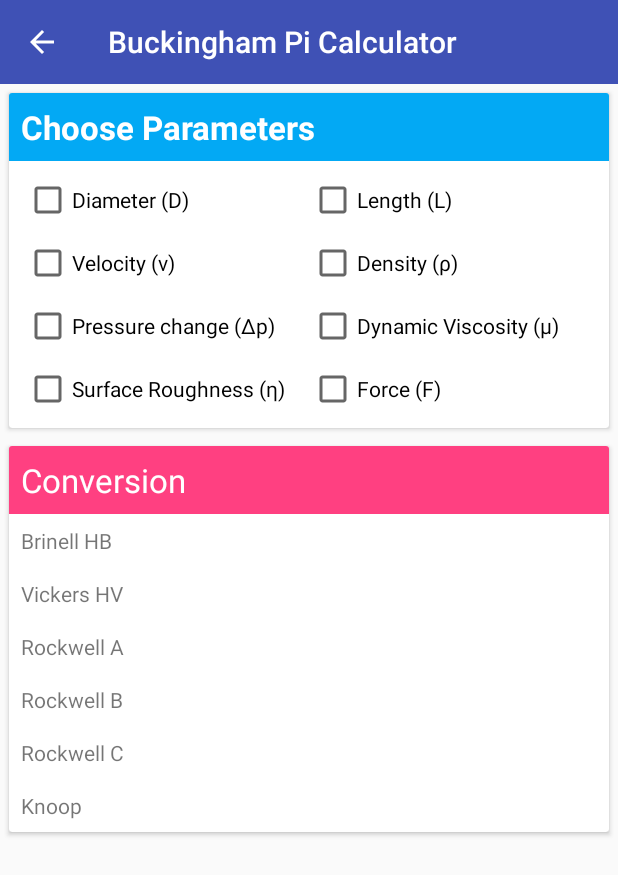
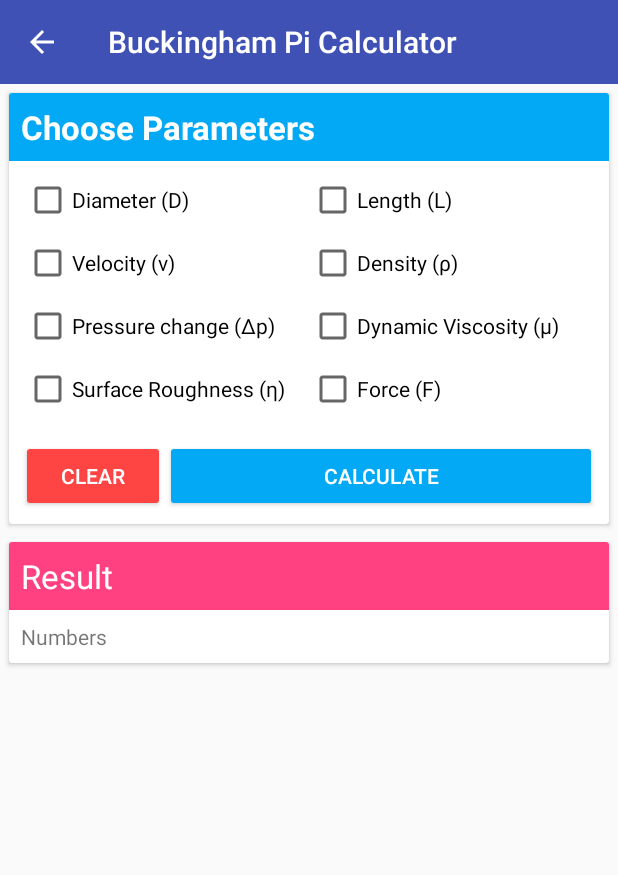
Before and after one commit to Kackerlacka/Mechie, an Android app: the ToolsPiCalculator screen opened directly, with no data from a screen before it, on a phone screen of 412 x 824 dp. Shown: the top 875 px of the screen. Run offline under Robolectric (Android 15) with nearby library versions, the phone set to English and light mode, and no system bars.

Commit message:
Updated Buckingham Pi Calculator

```diff
--- a/app/src/main/java/com/kackerlacka/mechie/MainConcepts.java
+++ b/app/src/main/java/com/kackerlacka/mechie/MainConcepts.java
@@ -28,7 +28,7 @@ public class MainConcepts extends Fragment {
         Picasso.get().load(R.drawable.chemistry).resize(600, 600).into(chemistry);
         Picasso.get().load(R.drawable.physics).resize(600, 600).into(physics);
         Picasso.get().load(R.drawable.thermal).resize(600, 600).into(thermalEngineering);
-        Picasso.get().load(R.drawable.equations).resize(600, 600).into(mathematics);
+        Picasso.get().load(R.drawable.mathematics).resize(600, 600).into(mathematics);
         return view;
 
     }
--- a/app/src/main/java/com/kackerlacka/mechie/MainTools.java
+++ b/app/src/main/java/com/kackerlacka/mechie/MainTools.java
@@ -27,7 +27,7 @@ public class MainTools extends Fragment  {
         Picasso.get().load(R.drawable.dimensionlessnumbers).resize(600, 600).into(dimensionlessCalculator);
         Picasso.get().load(R.drawable.pi).resize(600, 600).into(buckinghamPiCalulcator);
         Picasso.get().load(R.drawable.bolts).resize(600, 600).into(boltSizer);
-        Picasso.get().load(R.drawable.springs).resize(600,600).into(springDesigner);
+        Picasso.get().load(R.drawable.bolts).resize(600,600).into(springDesigner);
         return view;
 
     }
--- a/app/src/main/java/com/kackerlacka/mechie/SpringDesigner.java
+++ b/app/src/main/java/com/kackerlacka/mechie/SpringDesigner.java
@@ -1016,7 +1016,7 @@ public class SpringDesigner extends AppCompatActivity {
             input_extForce.setError("Enter a force value");
         }
 
-        double Fmax = (extForce/numberSprings) + (extLoad2/numberSprings);
+        double Fmax = (extForce/4) + (extLoad2/4);
 
         return Fmax;
     }
--- a/app/src/main/java/com/kackerlacka/mechie/ToolsPiCalculator.java
+++ b/app/src/main/java/com/kackerlacka/mechie/ToolsPiCalculator.java
@@ -4,17 +4,33 @@ import android.os.Bundle;
 import android.support.v4.content.ContextCompat;
 import android.support.v7.app.AppCompatActivity;
 import android.support.v7.widget.Toolbar;
+import android.text.TextUtils;
+import android.view.View;
 import android.view.Window;
 import android.view.WindowManager;
 import android.widget.ArrayAdapter;
+import android.widget.Button;
+import android.widget.CheckBox;
 import android.widget.Spinner;
+import android.widget.TextView;
 
 import java.util.ArrayList;
 import java.util.List;
 
 public class ToolsPiCalculator extends AppCompatActivity {
 
-    List<String> data1 = new ArrayList<>();
+    String[] value = new String[8];
+    CheckBox chk1, chk2, chk3, chk4, chk5, chk6, chk7, chk8;
+    Button calculate, clear;
+    TextView numbers;
+    String D = "L";
+    String L = "L";
+    String vel = "L/T";
+    String rho = "M/L3";
+    String p = "M/L3";
+    String mu = "M/LT";
+    String eta = "L";
+    String F = "ML/S2";
 
     @Override
     protected void onCreate(Bundle savedInstanceState) {
@@ -34,5 +50,92 @@ public class ToolsPiCalculator extends AppCompatActivity {
         if(getSupportActionBar() != null) getSupportActionBar().setDisplayHomeAsUpEnabled(true);
         getSupportActionBar().setTitle("Buckingham Pi Calculator");
 
+        chk1 = findViewById(R.id.chk1);
+        chk2 = findViewById(R.id.chk2);
+        chk3 = findViewById(R.id.chk3);
+        chk4 = findViewById(R.id.chk4);
+        chk5 = findViewById(R.id.chk5);
+        chk6 = findViewById(R.id.chk6);
+        chk7 = findViewById(R.id.chk7);
+        chk8 = findViewById(R.id.chk8);
+
+        numbers = findViewById(R.id.numbers);
+
+        clear = findViewById(R.id.btn_clear);
+        clear.setOnClickListener((View v) -> {
+            clear();
+        });
+
+        calculate = findViewById(R.id.btn_calculate);
+        calculate.setOnClickListener((View v) -> {
+
+            if(chk1.isChecked()) {
+                value[0] = D;
+            }
+            else if(!chk1.isChecked()) {
+                value[0] = "No u";
+            }
+            if(chk2.isChecked()) {
+                value[1] = L;
+            }
+            else if(!chk2.isChecked()) {
+                value[1] = "No u";
+            }
+            if(chk3.isChecked()) {
+                value[2] = vel;
+            }
+            else if(!chk3.isChecked()) {
+                value[2] = "No u";
+            }
+            if(chk4.isChecked()) {
+                value[3] = rho;
+            }
+            else if(!chk4.isChecked()) {
+                value[3] = "No u";
+            }
+            if(chk5.isChecked()) {
+                value[4] = p;
+            }
+            else if(!chk5.isChecked()) {
+                value[4] = "No u";
+            }
+            if(chk6.isChecked()) {
+                value[5] = mu;
+            }
+            else if(!chk6.isChecked()) {
+                value[5] = "No u";
+            }
+            if(chk7.isChecked()) {
+                value[6] = eta;
+            }
+            else if(!chk7.isChecked()) {
+                value[6] = "No u";
+            }
+            if(chk8.isChecked()) {
+                value[7] = F;
+            }
+            else if(!chk8.isChecked()) {
+                value[7] = "No u";
+            }
+
+            StringBuilder builder = new StringBuilder();
+            for (String details : value) {
+                builder.append(details + "\n");
+            }
+
+            numbers.setText(builder.toString());
+        });
+
+    }
+
+    public void clear() {
+        chk1.setChecked(false);
+        chk2.setChecked(false);
+        chk3.setChecked(false);
+        chk4.setChecked(false);
+        chk5.setChecked(false);
+        chk6.setChecked(false);
+        chk7.setChecked(false);
+        chk8.setChecked(false);
     }
 }
--- a/app/src/main/res/layout/tools_picalculator.xml
+++ b/app/src/main/res/layout/tools_picalculator.xml
@@ -148,6 +148,38 @@
                             android:text="Force (F)"/>
                     </LinearLayout>
 
+                    <LinearLayout
+                        android:layout_width="match_parent"
+                        android:layout_height="wrap_content"
+                        android:orientation="horizontal"
+                        android:weightSum="1">
+
+                        <Button
+                            android:id="@+id/btn_clear"
+                            android:layout_width="0px"
+                            android:layout_height="wrap_content"
+                            android:layout_marginBottom="8dp"
+                            android:layout_marginLeft="8dp"
+                            android:layout_marginTop="8dp"
+                            android:layout_weight="0.25"
+                            android:backgroundTint="@android:color/holo_red_light"
+                            android:text="Clear"
+                            android:textColor="@android:color/white" />
+
+                        <Button
+                            android:id="@+id/btn_calculate"
+                            android:layout_width="0px"
+                            android:layout_height="wrap_content"
+                            android:layout_marginBottom="8dp"
+                            android:layout_marginRight="8dp"
+                            android:layout_marginTop="8dp"
+                            android:layout_weight="0.75"
+                            android:backgroundTint="@color/colorAccentBlue"
+                            android:text="Calculate"
+                            android:textColor="@android:color/white" />
+
+                    </LinearLayout>
+
                 </LinearLayout>
             </LinearLayout>
         </android.support.v7.widget.CardView>
@@ -174,7 +206,7 @@
                     android:padding="8dp"
                     android:textSize="10pt"
                     android:id="@+id/header_physicalproperties"
-                    android:text="Conversion"/>
+                    android:text="Result"/>
 
                 <LinearLayout
                     android:layout_width="match_parent"
@@ -188,134 +220,14 @@
                         android:layout_below="@id/header_main"
                         android:layout_weight="1"
                         android:padding="8dp"
-                        android:text="Brinell HB" />
+                        android:text="Numbers" />
 
                     <TextView
-                        android:id="@+id/brinell_value"
+                        android:id="@+id/numbers"
                         android:layout_width="wrap_content"
                         android:layout_height="wrap_content"
                         android:layout_below="@id/header_main"
                         android:layout_toRightOf="@id/density_text"
-                        android:layout_weight="1"
-                        android:gravity="end"
-                        android:padding="8dp" />
-
-                </LinearLayout>
-
-                <LinearLayout
-                    android:layout_width="match_parent"
-                    android:layout_height="wrap_content"
-                    android:orientation="horizontal"
-                    android:weightSum="2">
-
-                    <TextView
-                        android:layout_width="wrap_content"
-                        android:layout_height="wrap_content"
-                        android:layout_weight="1"
-                        android:padding="8dp"
-                        android:text="Vickers HV" />
-
-                    <TextView
-                        android:id="@+id/vickers_value"
-                        android:layout_width="wrap_content"
-                        android:layout_height="wrap_content"
-                        android:layout_below="@id/header_main"
-                        android:layout_weight="1"
-                        android:gravity="end"
-                        android:padding="8dp" />
-
-                </LinearLayout>
-
-                <LinearLayout
-                    android:layout_width="match_parent"
-                    android:layout_height="wrap_content"
-                    android:orientation="horizontal"
-                    android:weightSum="2">
-
-                    <TextView
-                        android:layout_width="wrap_content"
-                        android:layout_height="wrap_content"
-                        android:layout_weight="1"
-                        android:padding="8dp"
-                        android:text="Rockwell A" />
-
-                    <TextView
-                        android:id="@+id/rwa_value"
-                        android:layout_width="wrap_content"
-                        android:layout_height="wrap_content"
-                        android:layout_below="@id/header_main"
-                        android:layout_weight="1"
-                        android:gravity="end"
-                        android:padding="8dp" />
-
-                </LinearLayout>
-
-                <LinearLayout
-                    android:layout_width="match_parent"
-                    android:layout_height="wrap_content"
-                    android:orientation="horizontal"
-                    android:weightSum="2">
-
-                    <TextView
-                        android:layout_width="wrap_content"
-                        android:layout_height="wrap_content"
-                        android:layout_weight="1"
-                        android:padding="8dp"
-                        android:text="Rockwell B" />
-
-                    <TextView
-                        android:id="@+id/rwb_value"
-                        android:layout_width="wrap_content"
-                        android:layout_height="wrap_content"
-                        android:layout_below="@id/header_main"
-                        android:layout_weight="1"
-                        android:gravity="end"
-                        android:padding="8dp" />
-
-                </LinearLayout>
-
-                <LinearLayout
-                    android:layout_width="match_parent"
-                    android:layout_height="wrap_content"
-                    android:orientation="horizontal"
-                    android:weightSum="2">
-
-                    <TextView
-                        android:layout_width="wrap_content"
-                        android:layout_height="wrap_content"
-                        android:layout_weight="1"
-                        android:padding="8dp"
-                        android:text="Rockwell C" />
-
-                    <TextView
-                        android:id="@+id/rwc_value"
-                        android:layout_width="wrap_content"
-                        android:layout_height="wrap_content"
-                        android:layout_below="@id/header_main"
-                        android:layout_weight="1"
-                        android:gravity="end"
-                        android:padding="8dp" />
-
-                </LinearLayout>
-
-                <LinearLayout
-                    android:layout_width="match_parent"
-                    android:layout_height="wrap_content"
-                    android:orientation="horizontal"
-                    android:weightSum="2">
-
-                    <TextView
-                        android:layout_width="wrap_content"
-                        android:layout_height="wrap_content"
-                        android:layout_weight="1"
-                        android:padding="8dp"
-                        android:text="Knoop" />
-
-                    <TextView
-                        android:id="@+id/knoop_value"
-                        android:layout_width="wrap_content"
-                        android:layout_height="wrap_content"
-                        android:layout_below="@id/header_main"
                         android:layout_weight="1"
                         android:gravity="end"
                         android:padding="8dp" />
```
